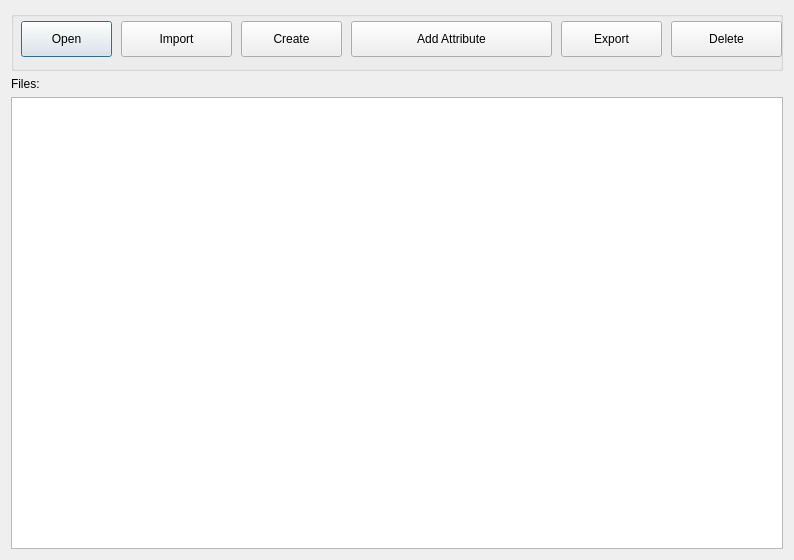
Above: GUI_UIs/ui_dialog_manage_files.ui from ccbogel/QualCoder before the change. Below: the same form after it.
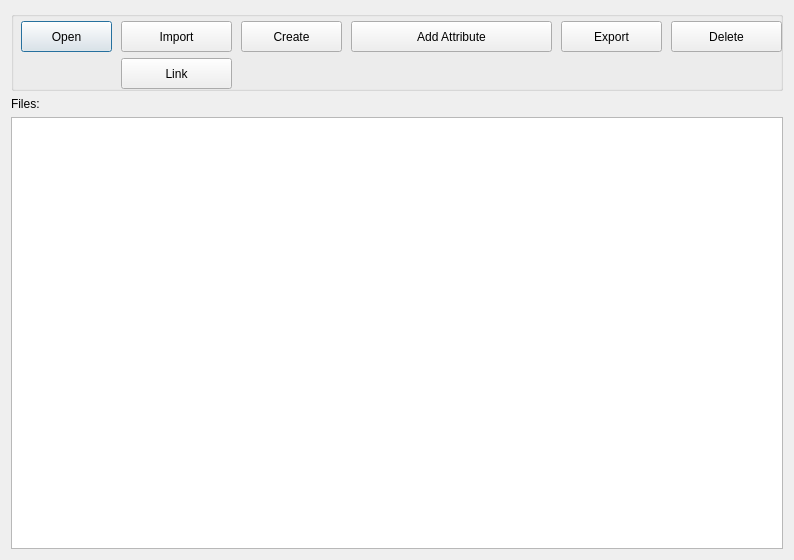
That is the form after the change.

Diff of the .ui file:
```diff
--- a/GUI_UIs/ui_dialog_manage_files.ui
+++ b/GUI_UIs/ui_dialog_manage_files.ui
@@ -22,7 +22,13 @@
      <property name="minimumSize">
       <size>
        <width>0</width>
-       <height>60</height>
+       <height>80</height>
+      </size>
+     </property>
+     <property name="maximumSize">
+      <size>
+       <width>16777215</width>
+       <height>80</height>
       </size>
      </property>
      <property name="title">
@@ -34,7 +40,7 @@
         <x>10</x>
         <y>10</y>
         <width>91</width>
-        <height>36</height>
+        <height>31</height>
        </rect>
       </property>
       <property name="text">
@@ -47,7 +53,7 @@
         <x>230</x>
         <y>10</y>
         <width>101</width>
-        <height>36</height>
+        <height>31</height>
        </rect>
       </property>
       <property name="text">
@@ -60,7 +66,7 @@
         <x>550</x>
         <y>10</y>
         <width>101</width>
-        <height>36</height>
+        <height>31</height>
        </rect>
       </property>
       <property name="toolTip">
@@ -76,7 +82,7 @@
         <x>660</x>
         <y>10</y>
         <width>111</width>
-        <height>36</height>
+        <height>31</height>
        </rect>
       </property>
       <property name="text">
@@ -89,7 +95,7 @@
         <x>110</x>
         <y>10</y>
         <width>111</width>
-        <height>36</height>
+        <height>31</height>
        </rect>
       </property>
       <property name="text">
@@ -102,13 +108,26 @@
         <x>340</x>
         <y>10</y>
         <width>201</width>
-        <height>36</height>
+        <height>31</height>
        </rect>
       </property>
       <property name="text">
        <string>Add Attribute</string>
       </property>
      </widget>
+     <widget class="QPushButton" name="pushButton_link">
+      <property name="geometry">
+       <rect>
+        <x>110</x>
+        <y>47</y>
+        <width>111</width>
+        <height>31</height>
+       </rect>
+      </property>
+      <property name="text">
+       <string>Link</string>
+      </property>
+     </widget>
     </widget>
    </item>
    <item row="2" column="0">
```
